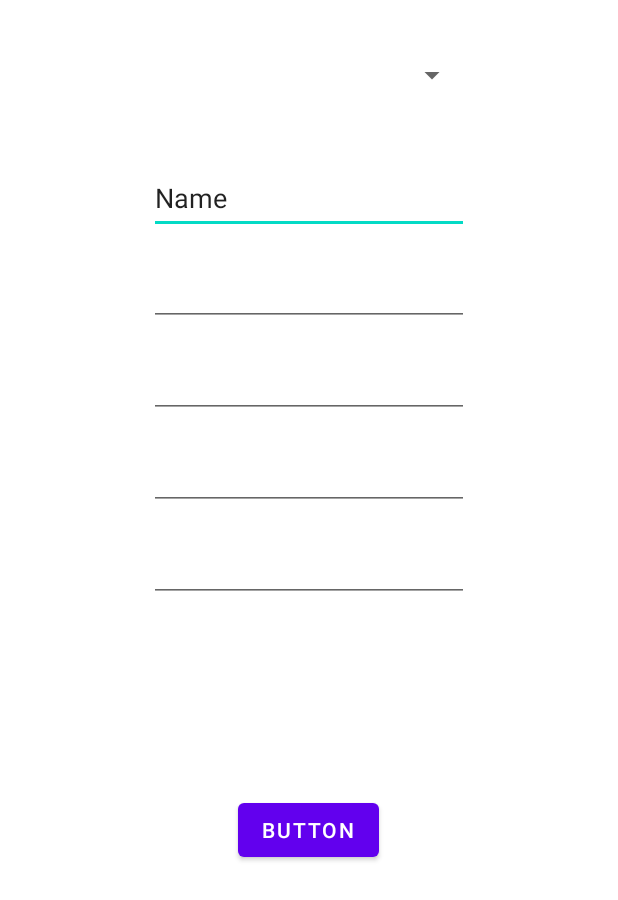
After one commit to CodeMakesMeHowell/GameTime, an Android app: the layout activity_schedule_event.xml on its own in the app's theme, with its tools: preview values and no code run, on a phone screen of 412 x 824 dp. The commit adds this screen. Shown: the top 900 px of the screen. Run offline under Robolectric (Android 15) with nearby library versions, the phone set to English and light mode, and no system bars.

Commit message:
created activities for viewing venues and scheduling events

```diff
--- a/app/src/main/java/com/example/gametime/MainActivity.java
+++ b/app/src/main/java/com/example/gametime/MainActivity.java
@@ -75,6 +75,9 @@ public class MainActivity extends AppCompatActivity {
 
                                 if(getPassword.equals(passwordTxt)){
                                     Toast.makeText(MainActivity.this, "Login Successful", Toast.LENGTH_SHORT).show();
+                                    Intent i = new Intent(MainActivity.this, SelectVenueActivity.class);
+                                    startActivity(i);
+                                    finish();
                                 } else  {
                                     Toast.makeText(MainActivity.this, "Wrong Password", Toast.LENGTH_SHORT).show();
                                 }
--- a/app/src/main/java/com/example/gametime/firebase/FirebaseAdminStrategy.java
+++ b/app/src/main/java/com/example/gametime/firebase/FirebaseAdminStrategy.java
@@ -4,6 +4,7 @@ import com.example.gametime.model.Event;
 import com.example.gametime.model.User;
 import com.example.gametime.model.Venue;
 import com.google.firebase.database.FirebaseDatabase;
+import com.google.firebase.database.ValueEventListener;
 
 import java.util.ArrayList;
 
@@ -38,6 +39,11 @@ class FirebaseAdminStrategy extends FirebaseAdminBehavior {
     }
 
     @Override
+    public void listenForVenues(ValueEventListener val) {
+
+    }
+
+    @Override
     public ArrayList<Event> getEventsForVenue(Venue venue) {
         return null; //TODO
     }
--- a/app/src/main/java/com/example/gametime/firebase/FirebaseCustomerBehavior.java
+++ b/app/src/main/java/com/example/gametime/firebase/FirebaseCustomerBehavior.java
@@ -4,8 +4,10 @@ import com.example.gametime.model.Event;
 import com.example.gametime.model.User;
 import com.example.gametime.model.Venue;
 import com.google.firebase.database.FirebaseDatabase;
+import com.google.firebase.database.ValueEventListener;
 
 import java.util.ArrayList;
+import java.util.EventListener;
 
 /**
  * Specifies all methods needed for customer interaction
@@ -18,6 +20,8 @@ public abstract class FirebaseCustomerBehavior extends FirebaseConnector{
 
     public abstract ArrayList<Venue> getVenues();
 
+    public abstract void listenForVenues(ValueEventListener val);
+
     public abstract ArrayList<Event> getEventsForVenue(Venue venue);
 
     public abstract void scheduleEvent(Venue venue, Event event) throws GTFirebaseException;
--- /dev/null
+++ b/app/src/main/res/layout/activity_schedule_event.xml
@@ -0,0 +1,88 @@
+<?xml version="1.0" encoding="utf-8"?>
+<androidx.constraintlayout.widget.ConstraintLayout xmlns:android="http://schemas.android.com/apk/res/android"
+    xmlns:app="http://schemas.android.com/apk/res-auto"
+    xmlns:tools="http://schemas.android.com/tools"
+    android:layout_width="match_parent"
+    android:layout_height="match_parent">
+
+    <Spinner
+        android:id="@+id/spinner"
+        android:layout_width="211dp"
+        android:layout_height="52dp"
+        android:layout_marginStart="16dp"
+        android:layout_marginTop="24dp"
+        android:layout_marginEnd="16dp"
+        app:layout_constraintEnd_toEndOf="parent"
+        app:layout_constraintStart_toStartOf="parent"
+        app:layout_constraintTop_toTopOf="parent"
+        tools:ignore="SpeakableTextPresentCheck" />
+
+    <EditText
+        android:id="@+id/EventName"
+        android:layout_width="wrap_content"
+        android:layout_height="wrap_content"
+        android:layout_marginTop="32dp"
+        android:ems="10"
+        android:inputType="textPersonName"
+        android:minHeight="48dp"
+        android:text="Name"
+        app:layout_constraintEnd_toEndOf="parent"
+        app:layout_constraintStart_toStartOf="parent"
+        app:layout_constraintTop_toBottomOf="@+id/spinner" />
+
+    <EditText
+        android:id="@+id/date"
+        android:layout_width="wrap_content"
+        android:layout_height="wrap_content"
+        android:layout_marginTop="16dp"
+        android:ems="10"
+        android:inputType="date"
+        app:layout_constraintEnd_toEndOf="parent"
+        app:layout_constraintStart_toStartOf="parent"
+        app:layout_constraintTop_toBottomOf="@+id/EventName" />
+
+    <EditText
+        android:id="@+id/startTime"
+        android:layout_width="wrap_content"
+        android:layout_height="wrap_content"
+        android:layout_marginTop="16dp"
+        android:ems="10"
+        android:inputType="time"
+        app:layout_constraintEnd_toEndOf="parent"
+        app:layout_constraintStart_toStartOf="parent"
+        app:layout_constraintTop_toBottomOf="@+id/date" />
+
+    <EditText
+        android:id="@+id/numPlayers"
+        android:layout_width="wrap_content"
+        android:layout_height="wrap_content"
+        android:layout_marginTop="16dp"
+        android:ems="10"
+        android:inputType="number"
+        app:layout_constraintEnd_toEndOf="parent"
+        app:layout_constraintStart_toStartOf="parent"
+        app:layout_constraintTop_toBottomOf="@+id/endTime" />
+
+    <Button
+        android:id="@+id/done"
+        android:layout_width="wrap_content"
+        android:layout_height="wrap_content"
+        android:layout_marginTop="128dp"
+        android:text="Button"
+        app:layout_constraintEnd_toEndOf="parent"
+        app:layout_constraintHorizontal_bias="0.498"
+        app:layout_constraintStart_toStartOf="parent"
+        app:layout_constraintTop_toBottomOf="@+id/numPlayers" />
+
+    <EditText
+        android:id="@+id/endTime"
+        android:layout_width="wrap_content"
+        android:layout_height="wrap_content"
+        android:layout_marginTop="16dp"
+        android:ems="10"
+        android:inputType="time"
+        app:layout_constraintEnd_toEndOf="parent"
+        app:layout_constraintStart_toStartOf="parent"
+        app:layout_constraintTop_toBottomOf="@+id/startTime" />
+
+</androidx.constraintlayout.widget.ConstraintLayout>
```
Also changed, not shown: app/src/main/AndroidManifest.xml (+8 -0 lines), app/src/main/java/com/example/gametime/ScheduleEventActivity.java (added, +29 -0 lines), app/src/main/java/com/example/gametime/SelectVenueActivity.java (added, +62 -0 lines), app/src/main/java/com/example/gametime/VenueAdapter.java (added, +84 -0 lines), app/src/main/java/com/example/gametime/firebase/FirebaseConnector.java (+6 -1 lines), app/src/main/java/com/example/gametime/firebase/FirebaseCustomerStrategy.java (+18 -2 lines), app/src/main/java/com/example/gametime/model/Event.java (+6 -10 lines), app/src/main/java/com/example/gametime/model/Venue.java (+6 -1 lines), app/src/main/res/layout/activity_venue_list.xml (added, +16 -0 lines), app/src/main/res/layout/venue_row.xml (added, +21 -0 lines).
